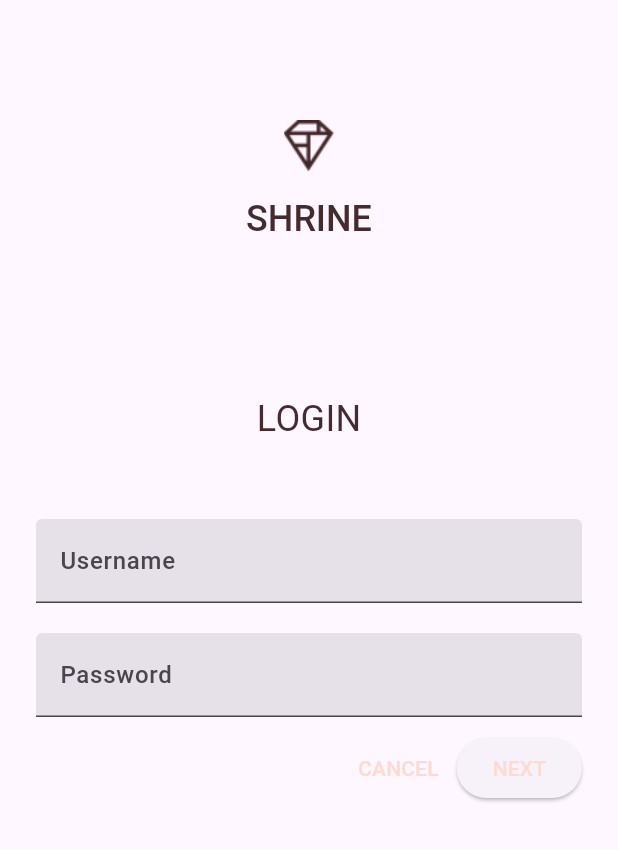
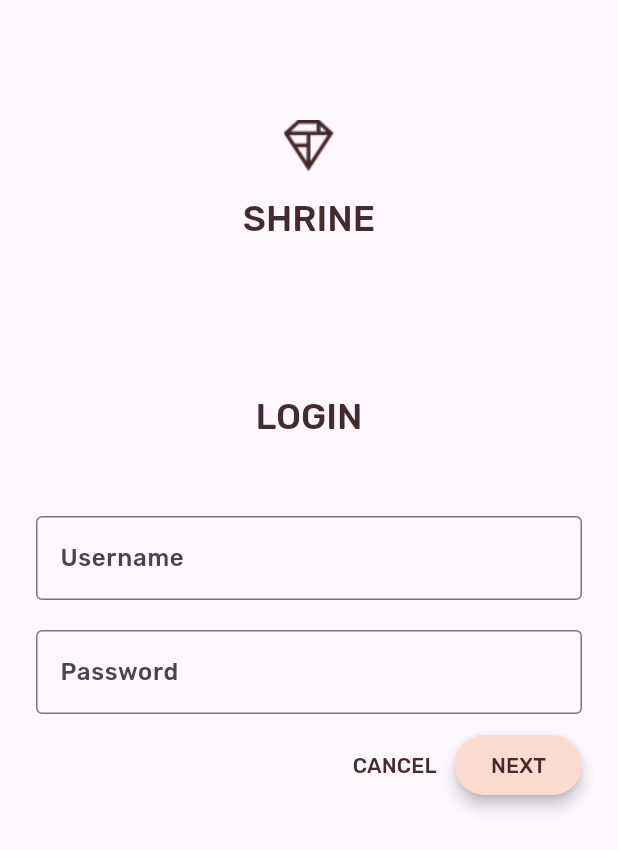
Before and after one commit to Jeetin9410/Flutter_Material_Component_Basics_to_Advance, a Flutter app: the screen it shows after launch, after a tap on "CANCEL", on a phone screen of 412 x 824 dp. Shown: the top 850 px of the screen. Run offline on Flutter 3.47's test engine with Material 3 defaults, Android fonts, the phone set to English and light mode, and no system bars.

Commit message:
login screen ui setting with theme

```diff
--- a/lib/app.dart
+++ b/lib/app.dart
@@ -32,8 +32,21 @@ ThemeData _buildShrineTheme() {
       textTheme: _buildShrineTextTheme(base.textTheme),
       textSelectionTheme: const TextSelectionThemeData(
         selectionColor: kShrinePink100,
-      )
-      );
+      ),
+    inputDecorationTheme: const InputDecorationTheme(
+      border: OutlineInputBorder(),
+      focusedBorder: OutlineInputBorder(
+        borderSide: BorderSide(
+          width: 2.0,
+          color: kShrineBrown900,
+        ),
+      ),
+      floatingLabelStyle: TextStyle(
+        color: kShrineBrown900,
+      ),
+    ),
+
+  );
 }
 
 TextTheme _buildShrineTextTheme(TextTheme base) {
--- a/lib/home.dart
+++ b/lib/home.dart
@@ -36,7 +36,8 @@ class HomePage extends StatelessWidget {
       return Card(
         clipBehavior: Clip.antiAlias,
         child: Column(
-          crossAxisAlignment: CrossAxisAlignment.start,
+
+          crossAxisAlignment: CrossAxisAlignment.center,
           children: <Widget>[
             AspectRatio(
               aspectRatio: 18 / 11,
@@ -50,11 +51,14 @@ class HomePage extends StatelessWidget {
               child: Padding(
                 padding: const EdgeInsets.fromLTRB(16.0, 12.0, 16.0, 8.0),
                 child: Column(
-                  crossAxisAlignment: CrossAxisAlignment.start,
+                  mainAxisAlignment: MainAxisAlignment.center,
+                  crossAxisAlignment: CrossAxisAlignment.center,
                   children: <Widget>[
                     Text(
                       product.name,
                       style: theme.textTheme.titleLarge,
+                      softWrap: false,
+                      overflow: TextOverflow.ellipsis,
                       maxLines: 1,
                     ),
                     const SizedBox(height: 8.0),
--- a/lib/login.dart
+++ b/lib/login.dart
@@ -14,6 +14,8 @@
 
 import 'package:flutter/material.dart';
 
+import 'colors.dart';
+
 class LoginPage extends StatefulWidget {
   const LoginPage({Key? key}) : super(key: key);
 
@@ -22,11 +24,11 @@ class LoginPage extends StatefulWidget {
 }
 
 class _LoginPageState extends State<LoginPage> {
-  // TODO: Add text editing controllers (101)
+  final _usernameController = TextEditingController();
+  final _passwordController = TextEditingController();
   @override
   Widget build(BuildContext context) {
-    final _usernameController = TextEditingController();
-    final _passwordController = TextEditingController();
+
     return Scaffold(
       body: SafeArea(
         child: ListView(
@@ -42,21 +44,19 @@ class _LoginPageState extends State<LoginPage> {
                   style: Theme.of(context).textTheme.headlineSmall,
                 ),
                 const SizedBox(height: 100.0),
-                const Text('LOGIN', style: TextStyle(fontSize: 24.0),),
+                Text('LOGIN', style: Theme.of(context).textTheme.headlineSmall, ),
                 const SizedBox(height: 50.0),
                 TextField(
                   controller: _usernameController,
-                  decoration: InputDecoration(
+                  decoration: const InputDecoration(
                     labelText: "Username",
-                      filled: true
                   ),
                 ),
                 const SizedBox(height: 20.0),
                 TextField(
                   controller: _passwordController,
-                  decoration: InputDecoration(
+                  decoration: const InputDecoration(
                       labelText: "Password",
-                    filled: true
                   ),
                   obscureText: true,
                 ),
@@ -65,7 +65,9 @@ class _LoginPageState extends State<LoginPage> {
                   alignment: MainAxisAlignment.end,
                   children: <Widget>[
                     TextButton(
-                      child: const Text('CANCEL'),
+                      child: Text('CANCEL',
+                        style: TextStyle(color: Theme.of(context).colorScheme.secondary),
+                      ),
                       onPressed: () {
                         _usernameController.clear();
                         _passwordController.clear();
@@ -76,6 +78,11 @@ class _LoginPageState extends State<LoginPage> {
                       onPressed: () {
                         Navigator.pop(context);
                       },
+                      style: ElevatedButton.styleFrom(
+                        foregroundColor: kShrineBrown900,
+                        backgroundColor: kShrinePink100,
+                        elevation: 4.0,
+                      ),
                     ),
                   ],
                 )
--- a/pubspec.yaml
+++ b/pubspec.yaml
@@ -21,8 +21,8 @@ flutter:
   fonts:
     - family: Roboto
       fonts:
-        - asset: fonts/Roboto-Regular.ttf
-        - asset: fonts/Roboto-Medium.ttf
+        - asset: fonts/Rubik-Regular.ttf
+        - asset: fonts/Rubik-Medium.ttf
           weight: 400
   uses-material-design: true
   assets:
```
